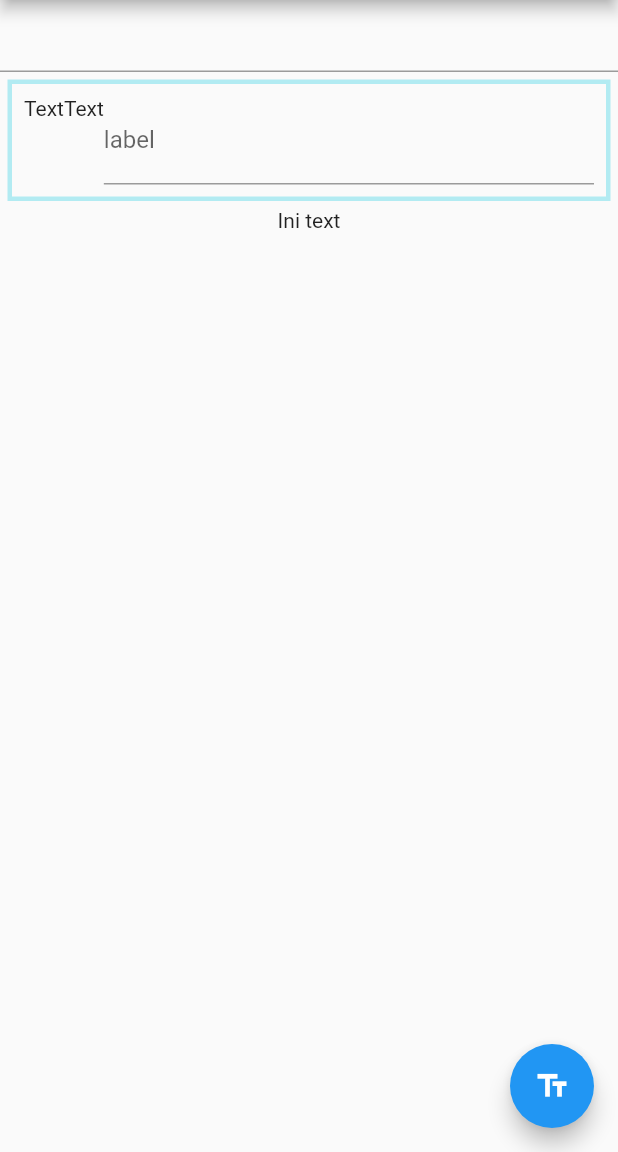
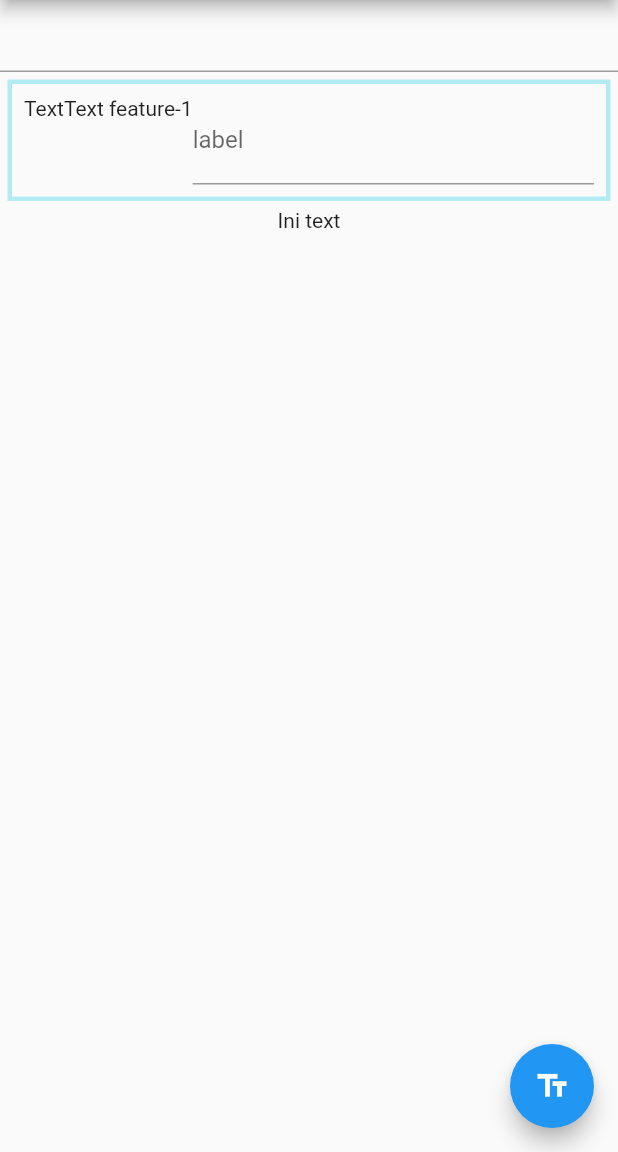
Before and after one commit to ashvX/pengaduan-sms-penipu, a Flutter app: the screen it shows after launch, on a phone screen of 412 x 824 dp, the part 84-1236 px from its top. Run offline on Flutter 3.47's test engine with Material 2 defaults, Android fonts, the light colour scheme and no system bars.

Commit message:
added feature one

```diff
--- a/lib/main.dart
+++ b/lib/main.dart
@@ -95,7 +95,7 @@ class _MyCustomFormState extends State<MyCustomForm> {
           style: null,
         ),
         new Text(
-          'Text',
+          'Text feature-1',
           style: null,
         ),
         new Flexible(
```
Also changed, not shown: 1 other file.
